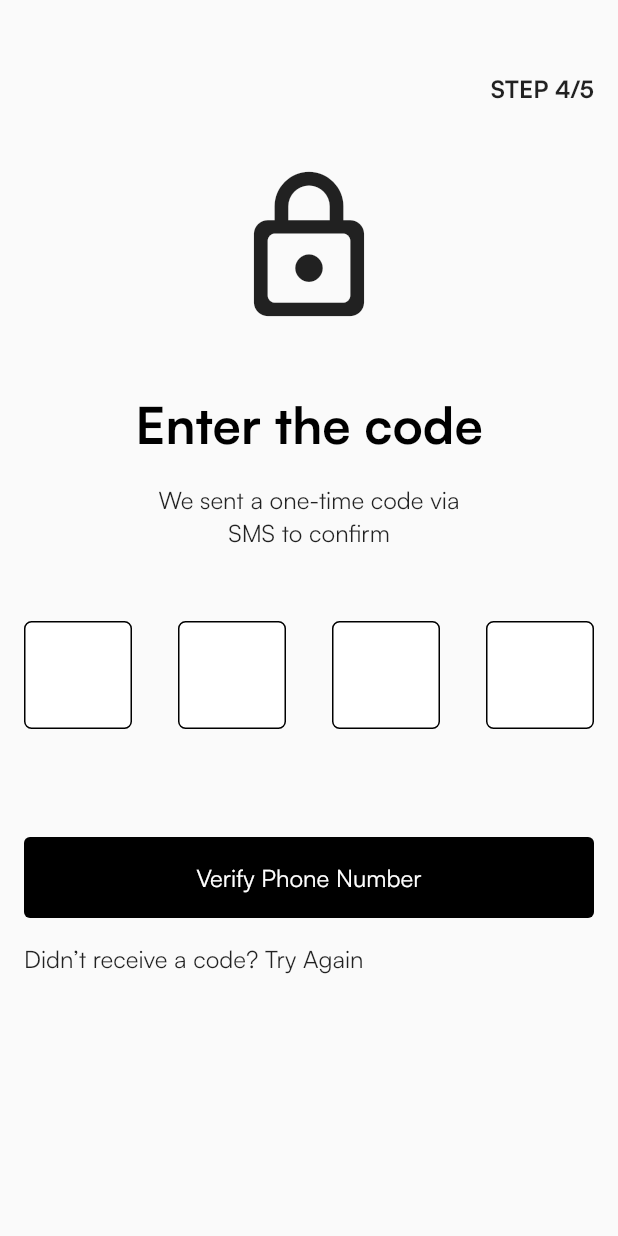
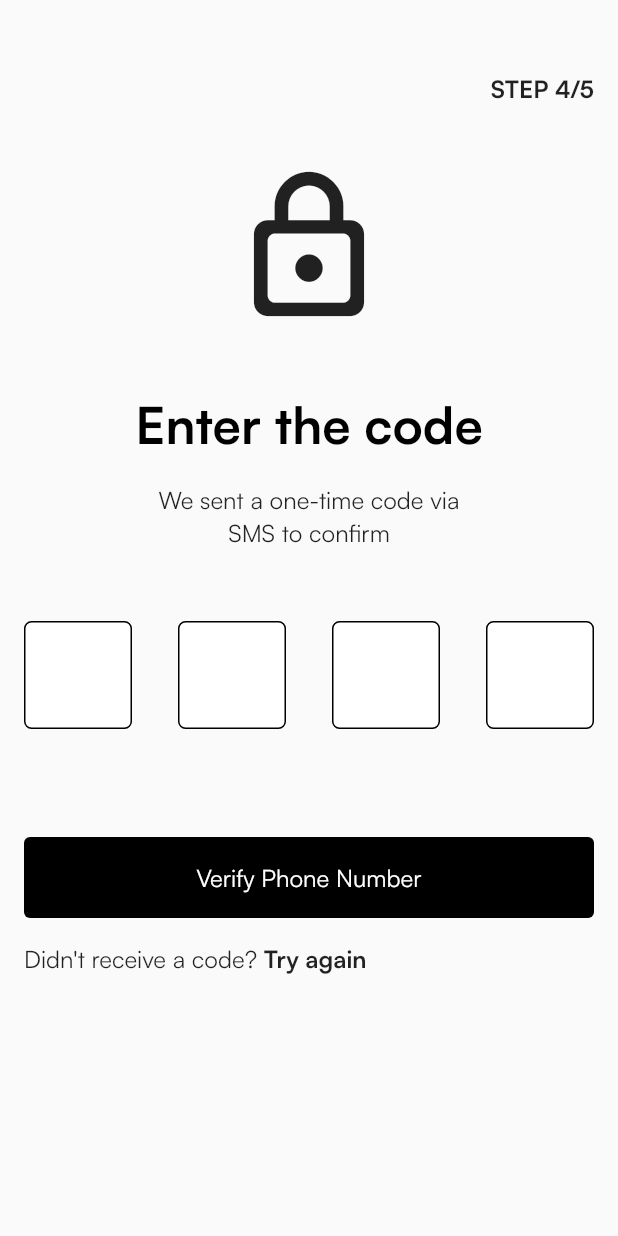
Before and after one commit to NethmiRodrigo/poolin, a Flutter app: the PhoneOTPScreen screen opened directly, on a phone screen of 412 x 824 dp. Run offline on Flutter 3.47's test engine with Material 2 defaults, Android fonts, the phone set to English and light mode, and no system bars; drawn by our look-alikes of pin_code_fields; our stand-ins replace flutter_secure_storage, intl_phone_field; accounts and stored records are empty.

Commit message:
added clickable backlinks

```diff
--- a/mobile/lib/main.dart
+++ b/mobile/lib/main.dart
@@ -1,8 +1,5 @@
 import 'package:flutter/material.dart';
-import 'package:mobile/screens/EmailOTPScreen.dart';
-
 import 'package:mobile/screens/RegisterScreen.dart';
-
 import './theme.dart';
 
 void main() {
@@ -17,7 +14,7 @@ class MyApp extends StatelessWidget {
     return MaterialApp(
       title: 'Poolin',
       theme: AppTheme().themeData,
-      home: const EmailOTPScreen(),
+      home: const RegisterScreen(),
       debugShowCheckedModeBanner: false,
     );
   }
--- a/mobile/lib/screens/PhoneOTPScreen.dart
+++ b/mobile/lib/screens/PhoneOTPScreen.dart
@@ -1,3 +1,4 @@
+import 'package:flutter/gestures.dart';
 import 'package:flutter/material.dart';
 import 'package:flutter_secure_storage/flutter_secure_storage.dart';
 import 'package:http/http.dart';
@@ -100,13 +101,21 @@ class PhoneOTPScreenState extends State<PhoneOTPScreen> {
                 ),
                 addVerticalSpace(16),
                 Align(
-                  alignment: Alignment.topLeft,
-                  child: Text(
-                    'Didn’t receive a code? Try Again',
-                    style: Theme.of(context).textTheme.bodyText1,
-                    textAlign: TextAlign.left,
-                  ),
-                ),
+                    alignment: Alignment.topLeft,
+                    child: RichText(
+                      text: TextSpan(children: [
+                        TextSpan(
+                            text: "Didn't receive a code? ",
+                            style: Theme.of(context).textTheme.bodyText1),
+                        TextSpan(
+                            text: 'Try again',
+                            style: Theme.of(context).textTheme.subtitle1,
+                            recognizer: TapGestureRecognizer()
+                              ..onTap = () {
+                                Navigator.pop(context);
+                              }),
+                      ]),
+                    )),
               ],
             ),
           ),
--- a/mobile/lib/services/register_service.dart
+++ b/mobile/lib/services/register_service.dart
@@ -83,7 +83,8 @@ Future<http.Response> submitPersonalDetails(
   User user =
       User(firstName: fname, lastName: lname, gender: gender, email: email);
 
-  Map<String, dynamic> body = user.toJson();
+  String body = userToJson(user);
+  print(body);
   var url = Uri.parse('http://localhost:5001/api/auth/verify-user-info');
   var response = await http.post(
     url,
```
Also changed, not shown: mobile/lib/models/User.dart (+12 -8 lines), mobile/lib/screens/RegisterScreen.dart (+14 -4 lines).
